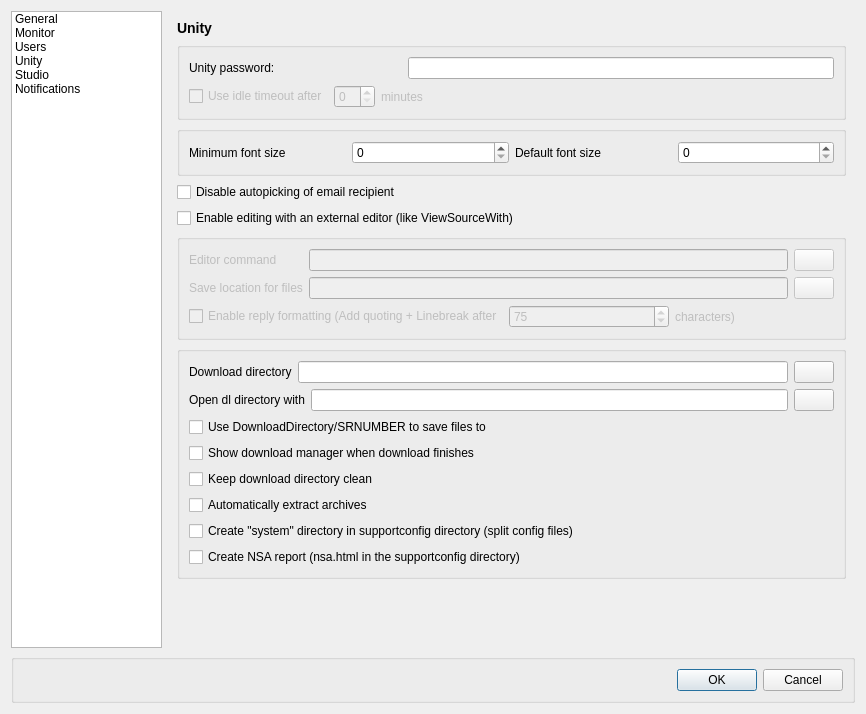
pzirnik/kueue, file ui/configdialog.ui: the form before one commit.
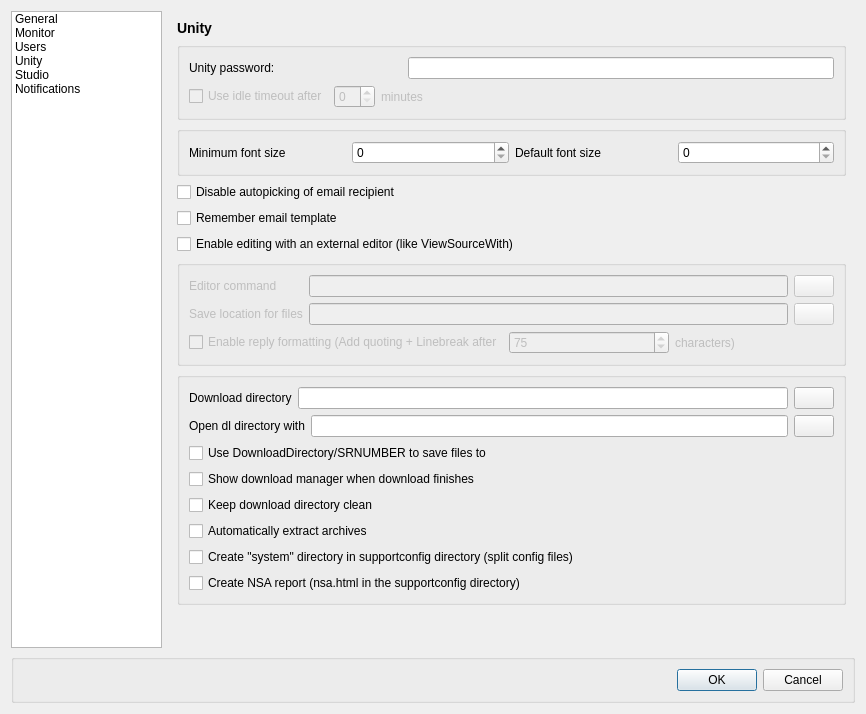
The form after the commit. The open tabs and pages were chosen to show the change. Icons and pictures are not drawn.

Commit message: - add option enable/disable remember body template

Diff of the .ui file:
```diff
--- a/ui/configdialog.ui
+++ b/ui/configdialog.ui
@@ -624,75 +624,133 @@
          </property>
         </widget>
        </item>
-       <item row="1" column="0">
-        <widget class="QGroupBox" name="unityGeneralGroupBox">
+       <item row="9" column="0">
+        <spacer name="verticalSpacer_2">
+         <property name="orientation">
+          <enum>Qt::Vertical</enum>
+         </property>
+         <property name="sizeHint" stdset="0">
+          <size>
+           <width>20</width>
+           <height>219</height>
+          </size>
+         </property>
+        </spacer>
+       </item>
+       <item row="3" column="0">
+        <widget class="QCheckBox" name="cfg_autopickRecipientDisabled">
+         <property name="text">
+          <string>Disable autopicking of email recipient</string>
+         </property>
+        </widget>
+       </item>
+       <item row="8" column="0">
+        <widget class="QGroupBox" name="downloadManagerBox">
          <property name="enabled">
           <bool>true</bool>
          </property>
          <property name="title">
           <string/>
          </property>
-         <layout class="QGridLayout" name="gridLayout_37">
+         <layout class="QGridLayout" name="gridLayout_18">
+          <item row="2" column="0">
+           <widget class="QCheckBox" name="cfg_useSrDirectory">
+            <property name="text">
+             <string>Use DownloadDirectory/SRNUMBER to save files to</string>
+            </property>
+           </widget>
+          </item>
           <item row="0" column="0">
-           <layout class="QGridLayout" name="gridLayout_7">
-            <item row="0" column="0">
-             <widget class="QLabel" name="passwordLabel">
+           <layout class="QHBoxLayout" name="horizontalLayout_6">
+            <item>
+             <widget class="QLabel" name="label_9">
               <property name="text">
-               <string>Unity password:</string>
+               <string>Download directory</string>
               </property>
              </widget>
             </item>
-            <item row="0" column="1" colspan="2">
-             <widget class="QLineEdit" name="cfg_unityPassword">
-              <property name="echoMode">
-               <enum>QLineEdit::Password</enum>
+            <item>
+             <widget class="QLineEdit" name="cfg_downloadDirectory"/>
+            </item>
+            <item>
+             <widget class="QPushButton" name="downloadDirectoryButton">
+              <property name="text">
+               <string/>
+              </property>
+              <property name="icon">
+               <iconset resource="../kueue.qrc">
+                <normaloff>:/icons/menus/folder.png</normaloff>:/icons/menus/folder.png</iconset>
+              </property>
+             </widget>
+            </item>
+           </layout>
+          </item>
+          <item row="3" column="0">
+           <widget class="QCheckBox" name="cfg_showDownloadManager">
+            <property name="text">
+             <string>Show download manager when download finishes</string>
+            </property>
+           </widget>
+          </item>
+          <item row="5" column="0">
+           <widget class="QCheckBox" name="cfg_autoExtract">
+            <property name="text">
+             <string>Automatically extract archives</string>
+            </property>
+           </widget>
+          </item>
+          <item row="1" column="0">
+           <layout class="QHBoxLayout" name="horizontalLayout_5">
+            <item>
+             <widget class="QLabel" name="label_10">
+              <property name="text">
+               <string>Open dl directory with</string>
+              </property>
+             </widget>
+            </item>
+            <item>
+             <widget class="QLineEdit" name="cfg_otherFileManagerCommand">
+              <property name="enabled">
+               <bool>true</bool>
+              </property>
+              <property name="text">
+               <string/>
+              </property>
+             </widget>
+            </item>
+            <item>
+             <widget class="QPushButton" name="filemanagerButton">
+              <property name="text">
+               <string/>
+              </property>
+              <property name="icon">
+               <iconset resource="../kueue.qrc">
+                <normaloff>:/icons/menus/folder.png</normaloff>:/icons/menus/folder.png</iconset>
               </property>
              </widget>
             </item>
            </layout>
           </item>
           <item row="4" column="0">
-           <layout class="QHBoxLayout" name="horizontalLayout_4">
-            <item>
-             <widget class="QCheckBox" name="cfg_useIdleTimeout">
-              <property name="enabled">
-               <bool>false</bool>
-              </property>
-              <property name="sizePolicy">
-               <sizepolicy hsizetype="Maximum" vsizetype="Fixed">
-                <horstretch>0</horstretch>
-                <verstretch>0</verstretch>
-               </sizepolicy>
-              </property>
-              <property name="text">
-               <string>Use idle timeout after</string>
-              </property>
-             </widget>
-            </item>
-            <item>
-             <widget class="QSpinBox" name="cfg_idleTimeoutMinutes">
-              <property name="enabled">
-               <bool>false</bool>
-              </property>
-              <property name="sizePolicy">
-               <sizepolicy hsizetype="Maximum" vsizetype="Fixed">
-                <horstretch>0</horstretch>
-                <verstretch>0</verstretch>
-               </sizepolicy>
-              </property>
-             </widget>
-            </item>
-            <item>
-             <widget class="QLabel" name="idleTimeoutLabel">
-              <property name="enabled">
-               <bool>false</bool>
-              </property>
-              <property name="text">
-               <string>minutes</string>
-              </property>
-             </widget>
-            </item>
-           </layout>
+           <widget class="QCheckBox" name="cfg_cleanupDownloadDirectory">
+            <property name="text">
+             <string>Keep download directory clean</string>
+            </property>
+           </widget>
+          </item>
+          <item row="6" column="0">
+           <widget class="QCheckBox" name="cfg_splitSupportconfig">
+            <property name="text">
+             <string>Create &quot;system&quot; directory in supportconfig directory (split config files)</string>
+            </property>
+           </widget>
+          </item>
+          <item row="7" column="0">
+           <widget class="QCheckBox" name="cfg_autoNSA">
+            <property name="text">
+             <string>Create NSA report (nsa.html in the supportconfig directory)</string>
+            </property>
+           </widget>
           </item>
          </layout>
         </widget>
@@ -737,7 +795,7 @@
          </layout>
         </widget>
        </item>
-       <item row="4" column="0">
+       <item row="5" column="0">
         <widget class="QCheckBox" name="cfg_externalEditorEnabled">
          <property name="enabled">
           <bool>true</bool>
@@ -747,7 +805,7 @@
          </property>
         </widget>
        </item>
-       <item row="6" column="0">
+       <item row="7" column="0">
         <widget class="QGroupBox" name="unityEditorGroupBox">
          <property name="enabled">
           <bool>false</bool>
@@ -836,134 +894,83 @@
          </layout>
         </widget>
        </item>
-       <item row="7" column="0">
-        <widget class="QGroupBox" name="downloadManagerBox">
+       <item row="1" column="0">
+        <widget class="QGroupBox" name="unityGeneralGroupBox">
          <property name="enabled">
           <bool>true</bool>
          </property>
          <property name="title">
           <string/>
          </property>
-         <layout class="QGridLayout" name="gridLayout_18">
-          <item row="2" column="0">
-           <widget class="QCheckBox" name="cfg_useSrDirectory">
-            <property name="text">
-             <string>Use DownloadDirectory/SRNUMBER to save files to</string>
-            </property>
-           </widget>
-          </item>
+         <layout class="QGridLayout" name="gridLayout_37">
           <item row="0" column="0">
-           <layout class="QHBoxLayout" name="horizontalLayout_6">
-            <item>
-             <widget class="QLabel" name="label_9">
+           <layout class="QGridLayout" name="gridLayout_7">
+            <item row="0" column="0">
+             <widget class="QLabel" name="passwordLabel">
               <property name="text">
-               <string>Download directory</string>
+               <string>Unity password:</string>
               </property>
              </widget>
             </item>
-            <item>
-             <widget class="QLineEdit" name="cfg_downloadDirectory"/>
-            </item>
-            <item>
-             <widget class="QPushButton" name="downloadDirectoryButton">
-              <property name="text">
-               <string/>
-              </property>
-              <property name="icon">
-               <iconset resource="../kueue.qrc">
-                <normaloff>:/icons/menus/folder.png</normaloff>:/icons/menus/folder.png</iconset>
-              </property>
-             </widget>
-            </item>
-           </layout>
-          </item>
-          <item row="3" column="0">
-           <widget class="QCheckBox" name="cfg_showDownloadManager">
-            <property name="text">
-             <string>Show download manager when download finishes</string>
-            </property>
-           </widget>
-          </item>
-          <item row="5" column="0">
-           <widget class="QCheckBox" name="cfg_autoExtract">
-            <property name="text">
-             <string>Automatically extract archives</string>
-            </property>
-           </widget>
-          </item>
-          <item row="1" column="0">
-           <layout class="QHBoxLayout" name="horizontalLayout_5">
-            <item>
-             <widget class="QLabel" name="label_10">
-              <property name="text">
-               <string>Open dl directory with</string>
-              </property>
-             </widget>
-            </item>
-            <item>
-             <widget class="QLineEdit" name="cfg_otherFileManagerCommand">
-              <property name="enabled">
-               <bool>true</bool>
-              </property>
-              <property name="text">
-               <string/>
-              </property>
-             </widget>
-            </item>
-            <item>
-             <widget class="QPushButton" name="filemanagerButton">
-              <property name="text">
-               <string/>
-              </property>
-              <property name="icon">
-               <iconset resource="../kueue.qrc">
-                <normaloff>:/icons/menus/folder.png</normaloff>:/icons/menus/folder.png</iconset>
+            <item row="0" column="1" colspan="2">
+             <widget class="QLineEdit" name="cfg_unityPassword">
+              <property name="echoMode">
+               <enum>QLineEdit::Password</enum>
               </property>
              </widget>
             </item>
            </layout>
           </item>
           <item row="4" column="0">
-           <widget class="QCheckBox" name="cfg_cleanupDownloadDirectory">
-            <property name="text">
-             <string>Keep download directory clean</string>
-            </property>
-           </widget>
-          </item>
-          <item row="6" column="0">
-           <widget class="QCheckBox" name="cfg_splitSupportconfig">
-            <property name="text">
-             <string>Create &quot;system&quot; directory in supportconfig directory (split config files)</string>
-            </property>
-           </widget>
-          </item>
-          <item row="7" column="0">
-           <widget class="QCheckBox" name="cfg_autoNSA">
-            <property name="text">
-             <string>Create NSA report (nsa.html in the supportconfig directory)</string>
-            </property>
-           </widget>
+           <layout class="QHBoxLayout" name="horizontalLayout_4">
+            <item>
+             <widget class="QCheckBox" name="cfg_useIdleTimeout">
+              <property name="enabled">
+               <bool>false</bool>
+              </property>
+              <property name="sizePolicy">
+               <sizepolicy hsizetype="Maximum" vsizetype="Fixed">
+                <horstretch>0</horstretch>
+                <verstretch>0</verstretch>
+               </sizepolicy>
+              </property>
+              <property name="text">
+               <string>Use idle timeout after</string>
+              </property>
+             </widget>
+            </item>
+            <item>
+             <widget class="QSpinBox" name="cfg_idleTimeoutMinutes">
+              <property name="enabled">
+               <bool>false</bool>
+              </property>
+              <property name="sizePolicy">
+               <sizepolicy hsizetype="Maximum" vsizetype="Fixed">
+                <horstretch>0</horstretch>
+                <verstretch>0</verstretch>
+               </sizepolicy>
+              </property>
+             </widget>
+            </item>
+            <item>
+             <widget class="QLabel" name="idleTimeoutLabel">
+              <property name="enabled">
+               <bool>false</bool>
+              </property>
+              <property name="text">
+               <string>minutes</string>
+              </property>
+             </widget>
+            </item>
+           </layout>
           </item>
          </layout>
         </widget>
        </item>
-       <item row="8" column="0">
-        <spacer name="verticalSpacer_2">
-         <property name="orientation">
-          <enum>Qt::Vertical</enum>
-         </property>
-         <property name="sizeHint" stdset="0">
-          <size>
-           <width>20</width>
-           <height>219</height>
-          </size>
-         </property>
-        </spacer>
-       </item>
-       <item row="3" column="0">
-        <widget class="QCheckBox" name="cfg_autopickRecipientDisabled">
+       <item row="4" column="0">
+        <widget class="QCheckBox" name="cfg_rememberBodyTemplate">
          <property name="text">
-          <string>Disable autopicking of email recipient</string>
+          <string>Remember email template</string>
          </property>
         </widget>
        </item>
```
Left out of the diff: 2 changed lines with no effect on the pictures. The commit also changes 4 other files.
